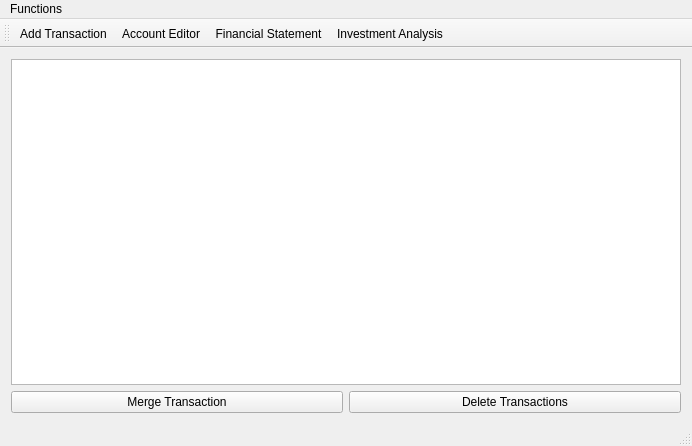
First picture: the form in BookKeeping/main_window/main_window.ui, repository cowtony/BookKeeping, before the edit.
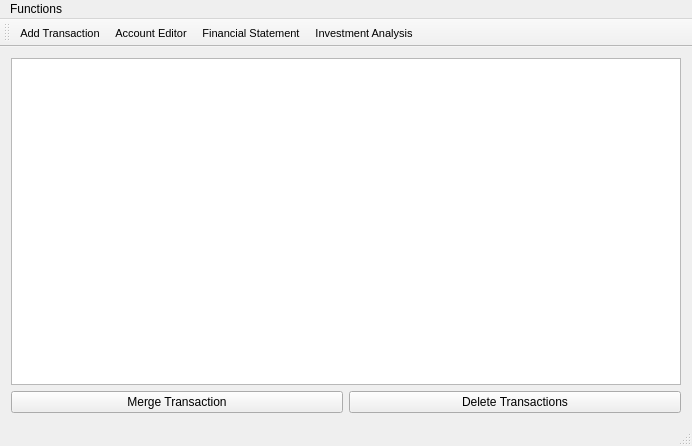
Second picture: the form after the edit. Icons and pictures are not drawn.

Commit message: CHange to Qt6.4, UI font size change

```diff
--- a/BookKeeping/main_window/main_window.ui
+++ b/BookKeeping/main_window/main_window.ui
@@ -23,6 +23,11 @@
         <height>16777215</height>
        </size>
       </property>
+      <property name="font">
+       <font>
+        <pointsize>9</pointsize>
+       </font>
+      </property>
      </widget>
     </item>
     <item row="1" column="0">
@@ -83,6 +88,11 @@
    <property name="text">
     <string>Add Transaction</string>
    </property>
+   <property name="font">
+    <font>
+     <pointsize>8</pointsize>
+    </font>
+   </property>
   </action>
   <action name="actionAccountManager">
    <property name="icon">
@@ -92,6 +102,11 @@
    <property name="text">
     <string>Account Editor</string>
    </property>
+   <property name="font">
+    <font>
+     <pointsize>8</pointsize>
+    </font>
+   </property>
   </action>
   <action name="actionInvestmentAnalysis">
    <property name="icon">
@@ -104,6 +119,11 @@
    <property name="toolTip">
     <string>Investment Analysis</string>
    </property>
+   <property name="font">
+    <font>
+     <pointsize>8</pointsize>
+    </font>
+   </property>
   </action>
   <action name="actionFinancialStatement">
    <property name="icon">
@@ -116,6 +136,11 @@
    <property name="toolTip">
     <string>Financial Statement</string>
    </property>
+   <property name="font">
+    <font>
+     <pointsize>8</pointsize>
+    </font>
+   </property>
   </action>
   <action name="actionTransactionValidation">
    <property name="text">
```
Left out of the diff: 10 changed lines with no effect on the pictures. The commit also changes 6 other files.
